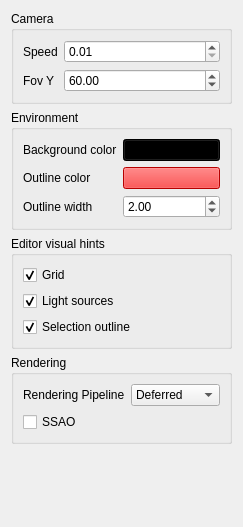
Before: the Qt Designer form Project3/ui/miscsettingswidget.ui in Flanctory-Studio/Advanced-Graphics-Programming, drawn with Qt 5.
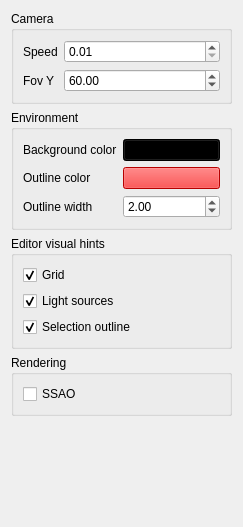
After: the same form once the commit is applied.

Commit message: Bye rendering pipeline

Patch:
```diff
--- a/Project3/ui/miscsettingswidget.ui
+++ b/Project3/ui/miscsettingswidget.ui
@@ -167,34 +167,6 @@
      <layout class="QGridLayout" name="gridLayout">
       <item row="0" column="0">
        <layout class="QVBoxLayout" name="verticalLayout_2">
-        <item>
-         <layout class="QHBoxLayout" name="horizontalLayout">
-          <item>
-           <widget class="QLabel" name="label_3">
-            <property name="text">
-             <string>Rendering Pipeline</string>
-            </property>
-           </widget>
-          </item>
-          <item>
-           <widget class="QComboBox" name="renderingPipeline">
-            <property name="currentIndex">
-             <number>1</number>
-            </property>
-            <item>
-             <property name="text">
-              <string>Forward</string>
-             </property>
-            </item>
-            <item>
-             <property name="text">
-              <string>Deferred</string>
-             </property>
-            </item>
-           </widget>
-          </item>
-         </layout>
-        </item>
         <item>
          <widget class="QCheckBox" name="SSAO">
           <property name="text">
```
The commit also changes 2 other files.
